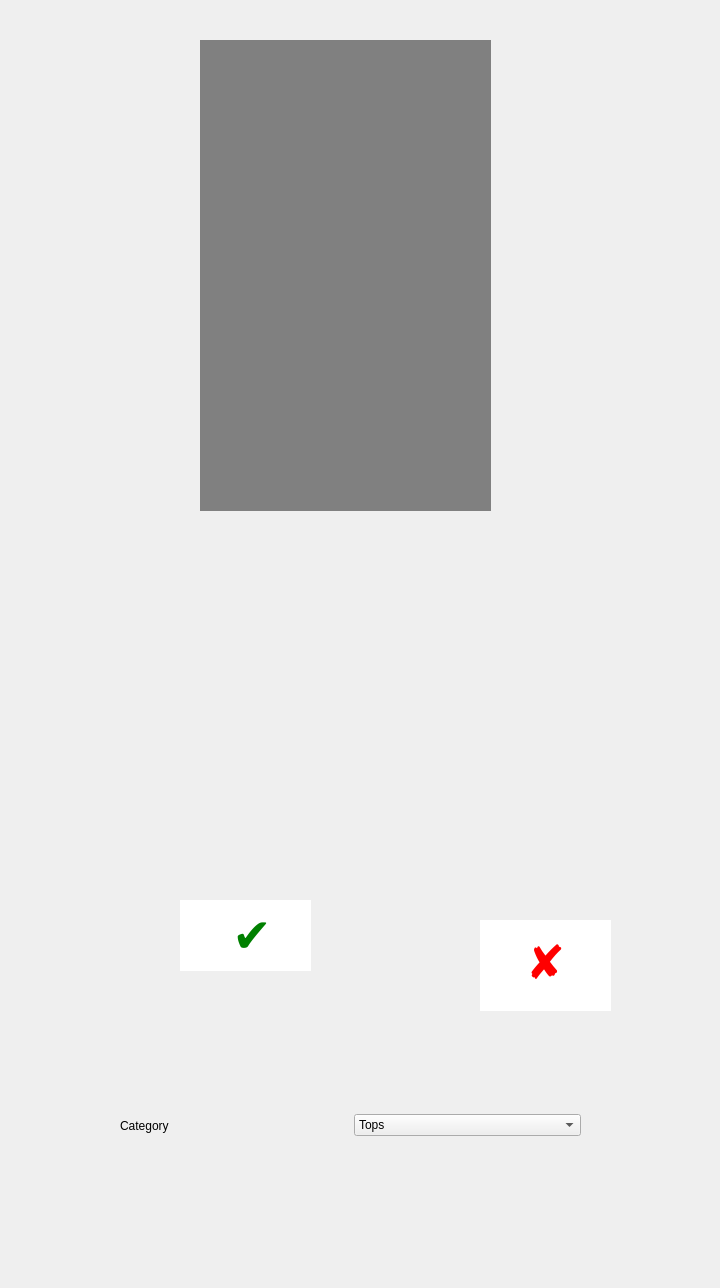
Above: AddClothesConfirmationUi.ui from beaesguerra/dressr before the change. Below: the same form after it.
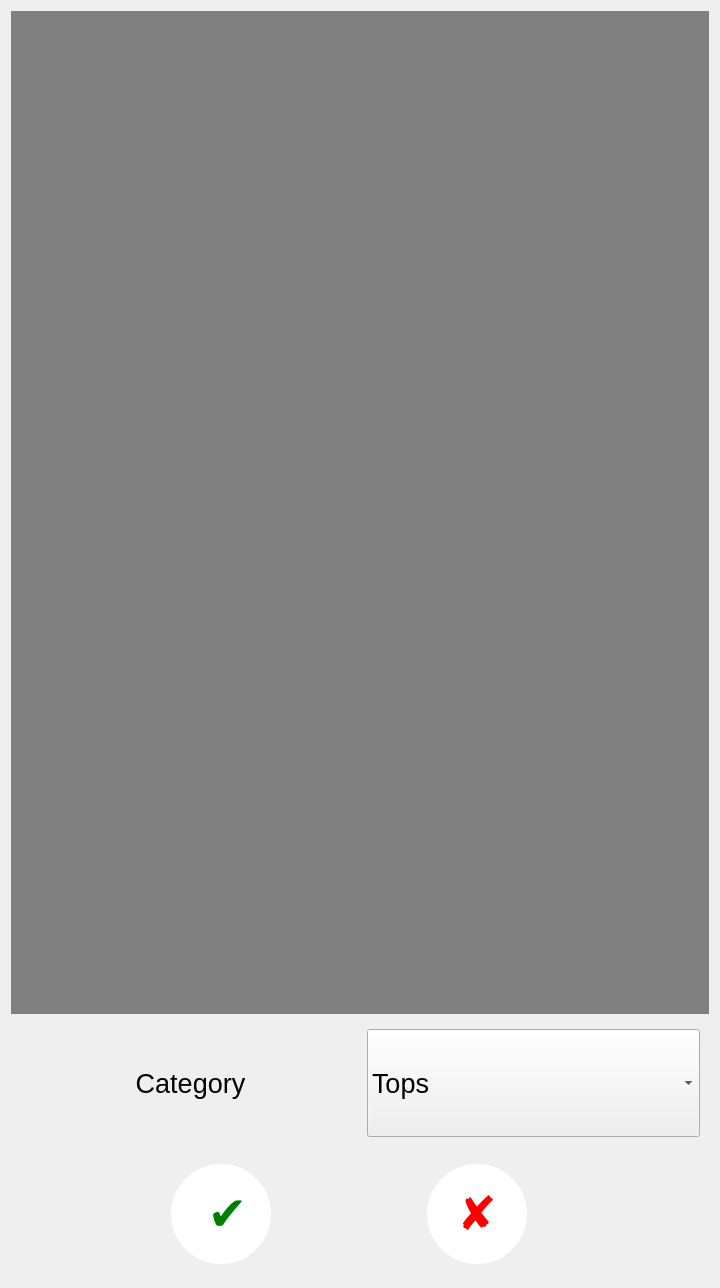
That is the form after the change.

Commit message: finished base of image confirmation page

```diff
--- a/AddClothesConfirmationUi.ui
+++ b/AddClothesConfirmationUi.ui
@@ -13,50 +13,81 @@
   <property name="windowTitle">
    <string>Form</string>
   </property>
-  <widget class="QWidget" name="image" native="true">
-   <property name="geometry">
-    <rect>
-     <x>200</x>
-     <y>40</y>
-     <width>291</width>
-     <height>471</height>
-    </rect>
-   </property>
-   <property name="styleSheet">
-    <string notr="true">background-color: grey;</string>
-   </property>
-  </widget>
+  <layout class="QVBoxLayout" name="verticalLayout">
+   <item>
   <widget class="QWidget" name="widget" native="true">
-   <property name="geometry">
-    <rect>
-     <x>120</x>
-     <y>1100</y>
-     <width>461</width>
-     <height>51</height>
-    </rect>
+     <property name="sizePolicy">
+      <sizepolicy hsizetype="Preferred" vsizetype="Expanding">
+       <horstretch>0</horstretch>
+       <verstretch>8</verstretch>
+      </sizepolicy>
+     </property>
+     <property name="minimumSize">
+      <size>
+       <width>0</width>
+       <height>0</height>
+      </size>
+     </property>
+     <property name="styleSheet">
+      <string notr="true">background-color: grey;</string>
+     </property>
+    </widget>
+   </item>
+   <item>
+    <widget class="QWidget" name="chooseCategoryBar" native="true">
+     <property name="sizePolicy">
+      <sizepolicy hsizetype="Preferred" vsizetype="Minimum">
+       <horstretch>0</horstretch>
+       <verstretch>1</verstretch>
+      </sizepolicy>
    </property>
    <layout class="QHBoxLayout" name="horizontalLayout">
     <item>
      <widget class="QLabel" name="label">
       <property name="sizePolicy">
-       <sizepolicy hsizetype="Minimum" vsizetype="Preferred">
+         <sizepolicy hsizetype="Minimum" vsizetype="Minimum">
         <horstretch>0</horstretch>
         <verstretch>0</verstretch>
        </sizepolicy>
       </property>
       <property name="minimumSize">
        <size>
-        <width>0</width>
+          <width>341</width>
         <height>0</height>
        </size>
       </property>
+        <property name="font">
+         <font>
+          <pointsize>20</pointsize>
+         </font>
+        </property>
       <property name="text">
        <string>Category</string>
       </property>
+        <property name="alignment">
+         <set>Qt::AlignCenter</set>
+        </property>
      </widget>
     </item>
     <item>
      <widget class="QComboBox" name="comboBox">
+        <property name="sizePolicy">
+         <sizepolicy hsizetype="Preferred" vsizetype="Minimum">
+          <horstretch>0</horstretch>
+          <verstretch>0</verstretch>
+         </sizepolicy>
+        </property>
+        <property name="maximumSize">
+         <size>
+          <width>339</width>
+          <height>16777215</height>
+         </size>
+        </property>
+        <property name="font">
+         <font>
+          <pointsize>20</pointsize>
+         </font>
+        </property>
       <item>
        <property name="text">
         <string>Tops</string>
@@ -71,30 +102,73 @@
     </item>
    </layout>
   </widget>
-  <widget class="QWidget" name="widget_2" native="true">
-   <property name="geometry">
-    <rect>
-     <x>20</x>
-     <y>700</y>
-     <width>671</width>
-     <height>351</height>
-    </rect>
+   </item>
+   <item>
+    <widget class="QWidget" name="confirmationButtons" native="true">
+     <property name="enabled">
+      <bool>true</bool>
+     </property>
+     <property name="sizePolicy">
+      <sizepolicy hsizetype="Preferred" vsizetype="Minimum">
+       <horstretch>0</horstretch>
+       <verstretch>1</verstretch>
+      </sizepolicy>
+     </property>
+     <property name="minimumSize">
+      <size>
+       <width>0</width>
+       <height>0</height>
+      </size>
    </property>
    <property name="styleSheet">
-    <string notr="true">QPushButton {
-	border-radius: 0px;
+      <string notr="true">#confirmationButtons QPushButton {
+	border-radius: 50px;
 	background-color: white;
+	font-size: 35pt;
+	padding: 5px;
 
 }</string>
    </property>
-   <widget class="QPushButton" name="pushButton">
-    <property name="geometry">
-     <rect>
-      <x>160</x>
-      <y>200</y>
-      <width>131</width>
-      <height>71</height>
-     </rect>
+     <layout class="QGridLayout" name="gridLayout">
+      <item row="0" column="0">
+       <spacer name="leftHorizontalSpacer">
+        <property name="orientation">
+         <enum>Qt::Horizontal</enum>
+        </property>
+        <property name="sizeHint" stdset="0">
+         <size>
+          <width>40</width>
+          <height>20</height>
+         </size>
+        </property>
+       </spacer>
+      </item>
+      <item row="0" column="4">
+       <spacer name="rightHorizontalSpacer">
+        <property name="orientation">
+         <enum>Qt::Horizontal</enum>
+        </property>
+        <property name="sizeHint" stdset="0">
+         <size>
+          <width>173</width>
+          <height>20</height>
+         </size>
+        </property>
+       </spacer>
+      </item>
+      <item row="0" column="1">
+       <widget class="QPushButton" name="confirmButton">
+        <property name="sizePolicy">
+         <sizepolicy hsizetype="Minimum" vsizetype="Fixed">
+          <horstretch>0</horstretch>
+          <verstretch>0</verstretch>
+         </sizepolicy>
+        </property>
+        <property name="minimumSize">
+         <size>
+          <width>100</width>
+          <height>100</height>
+         </size>
     </property>
     <property name="font">
      <font>
@@ -110,22 +184,49 @@
     <property name="text">
      <string> ✔</string>
     </property>
-   </widget>
-   <widget class="QPushButton" name="pushButton_2">
-    <property name="geometry">
-     <rect>
-      <x>460</x>
-      <y>220</y>
-      <width>131</width>
-      <height>91</height>
-     </rect>
+        <property name="iconSize">
+         <size>
+          <width>100</width>
+          <height>100</height>
+         </size>
+        </property>
+       </widget>
+      </item>
+      <item row="0" column="2">
+       <spacer name="middleHoriztontalSpacer">
+        <property name="orientation">
+         <enum>Qt::Horizontal</enum>
+        </property>
+        <property name="sizeHint" stdset="0">
+         <size>
+          <width>89</width>
+          <height>20</height>
+         </size>
+        </property>
+       </spacer>
+      </item>
+      <item row="0" column="3">
+       <widget class="QPushButton" name="denyButton">
+        <property name="sizePolicy">
+         <sizepolicy hsizetype="Minimum" vsizetype="Fixed">
+          <horstretch>0</horstretch>
+          <verstretch>0</verstretch>
+         </sizepolicy>
+        </property>
+        <property name="minimumSize">
+         <size>
+          <width>100</width>
+          <height>100</height>
+         </size>
     </property>
     <property name="font">
      <font>
-      <family>Noto Sans Tamil</family>
       <pointsize>35</pointsize>
      </font>
     </property>
+        <property name="autoFillBackground">
+         <bool>false</bool>
+        </property>
     <property name="styleSheet">
      <string notr="true">color: red;</string>
     </property>
@@ -133,10 +234,11 @@
      <string>✘</string>
     </property>
    </widget>
-   <zorder>pushButton</zorder>
-   <zorder>pushButton</zorder>
-   <zorder>pushButton_2</zorder>
-  </widget>
+      </item>
+     </layout>
+    </widget>
+   </item>
+  </layout>
  </widget>
  <resources/>
  <connections/>
```
Left out of the diff: 4 changed lines with no effect on the pictures. Lines whose indentation alone changed are shown as unchanged.
